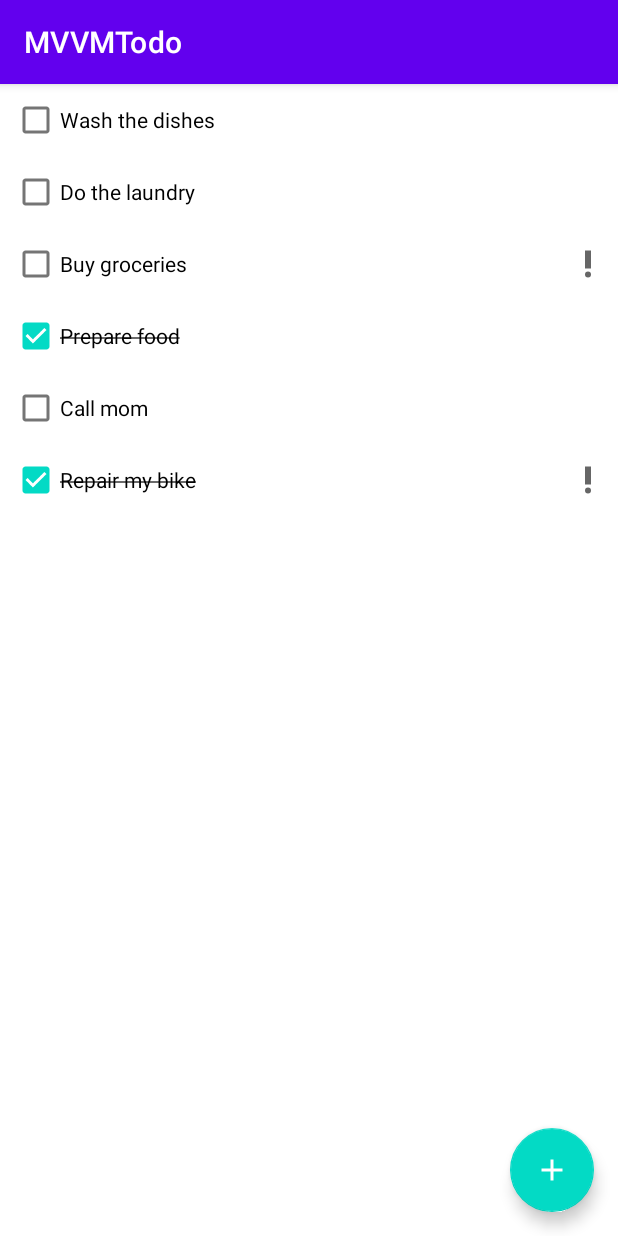
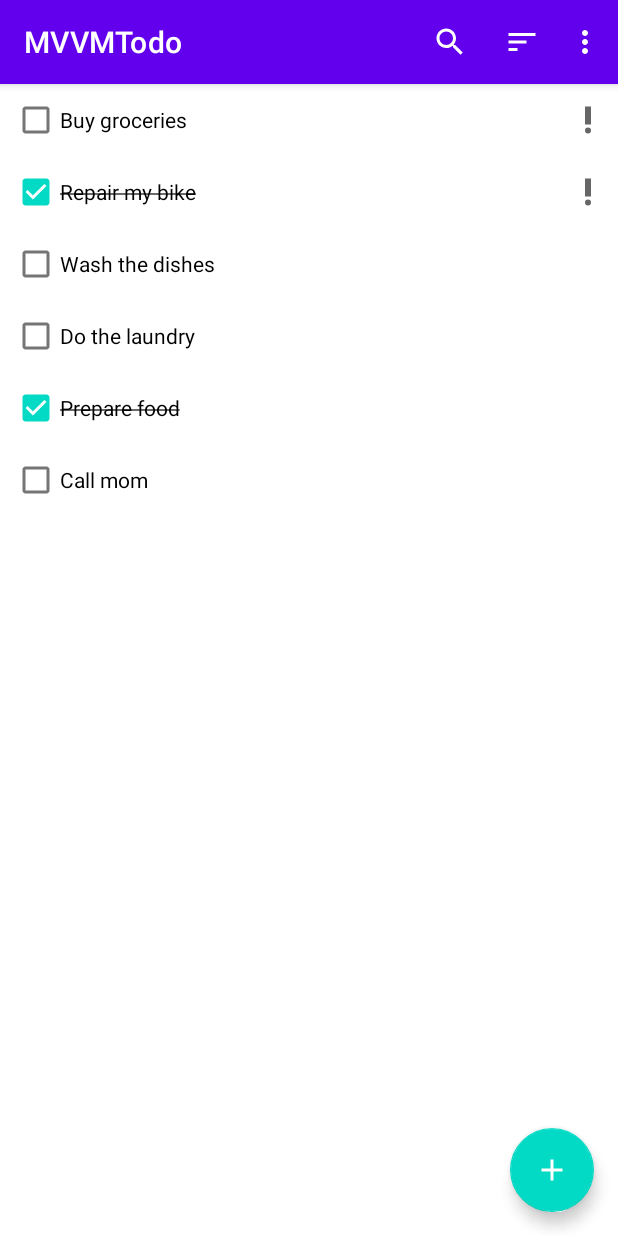
Before and after one commit to Valnati/TodoApp, an Android app: the screen it shows after launch (MainActivity), on a phone screen of 412 x 824 dp. Run offline under Robolectric (Android 15) with nearby library versions, the phone set to English and light mode, and no system bars; our stand-ins replace Dagger/Hilt's generated code, Room's generated code; libraries missing offline, so code that uses them is left out: androidx.hilt.lifecycle.

Commit message:
Added filter by search function, using SQLite query with flow swapping

```diff
--- a/app/src/main/java/com/codinginflow/mvvmtodo/data/TaskDao.kt
+++ b/app/src/main/java/com/codinginflow/mvvmtodo/data/TaskDao.kt
@@ -11,13 +11,14 @@ interface TaskDao {
     //thread will autosuspend as needed; no need to wait for insert to happen
     //suspend can be called from coroutine, or another suspend
 
-    //gotta mark the default query
-    @Query("SELECT * FROM task_table")
+    //gotta mark the default query, which now uses the searchQuery argument
+    @Query("SELECT * FROM task_table WHERE name LIKE '%' || :searchQuery || '%' ORDER BY important DESC")
+    // the || is an append in SQLite, so if query must be somewhere in the name
 
     //flow will be updated on each database change, and flow is itself suspended
     //make sure you get Kotlin.coroutines.Flow
     //livedata is another option, but for now this
-    fun getTasks(): Flow<List<Task>>
+    fun getTasks(searchQuery: String): Flow<List<Task>>
 
     @Insert(onConflict = OnConflictStrategy.REPLACE)
     suspend fun insert(task: Task)
--- a/app/src/main/java/com/codinginflow/mvvmtodo/ui/tasks/TasksFragment.kt
+++ b/app/src/main/java/com/codinginflow/mvvmtodo/ui/tasks/TasksFragment.kt
@@ -1,13 +1,18 @@
 package com.codinginflow.mvvmtodo.ui.tasks
 
 import android.os.Bundle
+import android.view.Menu
+import android.view.MenuInflater
+import android.view.MenuItem
 import android.view.View
 import android.widget.LinearLayout
+import androidx.appcompat.widget.SearchView
 import androidx.fragment.app.Fragment
 import androidx.fragment.app.viewModels
 import androidx.recyclerview.widget.LinearLayoutManager
 import com.codinginflow.mvvmtodo.R
 import com.codinginflow.mvvmtodo.databinding.FragmentTasksBinding
+import com.codinginflow.mvvmtodo.util.onQueryTextChanged
 import dagger.hilt.android.AndroidEntryPoint
 
 //unlike viewmodels or such, fragments use AndroidEntryPoint for injections
@@ -15,7 +20,7 @@ import dagger.hilt.android.AndroidEntryPoint
 class TasksFragment : Fragment(R.layout.fragment_tasks) {
     //this will be included too
     //viewModel is not destroyed on layout change, unlike fragments
-    private val viewModel : TasksViewModel by viewModels()
+    private val viewModel: TasksViewModel by viewModels()
 
     override fun onViewCreated(view: View, savedInstanceState: Bundle?) {
         super.onViewCreated(view, savedInstanceState)
@@ -38,5 +43,45 @@ class TasksFragment : Fragment(R.layout.fragment_tasks) {
             //send updated data to the adapter (it is the thing in question it seems)
             taskAdapter.submitList(it)
         }
+
+        setHasOptionsMenu(true)
+    }
+
+    override fun onCreateOptionsMenu(menu: Menu, inflater: MenuInflater) {
+        inflater.inflate(R.menu.menu_fragment_tasks, menu)
+
+        val searchItem = menu.findItem(R.id.action_search)
+        val searchView = searchItem.actionView as SearchView
+        //must cast this normal view into a searchView for androidx
+
+        //kotlin extension instead of loooong function
+        searchView.onQueryTextChanged {
+            viewModel.searchQuery.value = it
+        }
+    }
+
+    //case statement of when must return true, though it's not used
+    override fun onOptionsItemSelected(item: MenuItem): Boolean {
+        return when(item.itemId) {
+            R.id.action_sort_by_name -> {
+
+                true
+            }
+            R.id.action_sort_by_date_created -> {
+
+                true
+            }
+            R.id.action_hide_completed_tasks -> {
+                //flip the completed tasks with a logic toggle
+                item.isChecked = !item.isChecked
+                true
+            }
+            R.id.action_delete_all_completed_tasks -> {
+
+                true
+            }
+            //click is not handled; required
+            else -> super.onOptionsItemSelected(item)
+        }
     }
 }
--- a/app/src/main/java/com/codinginflow/mvvmtodo/ui/tasks/TasksViewModel.kt
+++ b/app/src/main/java/com/codinginflow/mvvmtodo/ui/tasks/TasksViewModel.kt
@@ -4,6 +4,8 @@ import androidx.hilt.lifecycle.ViewModelInject
 import androidx.lifecycle.ViewModel
 import androidx.lifecycle.asLiveData
 import com.codinginflow.mvvmtodo.data.TaskDao
+import kotlinx.coroutines.flow.MutableStateFlow
+import kotlinx.coroutines.flow.flatMapLatest
 
 class TasksViewModel @ViewModelInject constructor(
 //viewmodels have special inject but otherwise are the same
@@ -14,7 +16,19 @@ private val taskDao: TaskDao): ViewModel() {
     //livedata is lifecycle aware, so can sleep/wake with activity
     //no memory leaks or crashes
     //use flow below viewmodel, livedata at viewmodel for good results
-    val tasks = taskDao.getTasks().asLiveData()
+
+    //this allows for searches to be custom, holds single value as a flow
+    val searchQuery = MutableStateFlow("")
+
+    //when a value changes, execute and use the given value
+    //it will run the search query again and switch flows to new search, without
+    //stopping ovservation
+    private val tasksFlow = searchQuery.flatMapLatest {
+        taskDao.getTasks(it)
+    }
+
+    //now just watch that flow!
+    val tasks = tasksFlow.asLiveData()
 
 
 }
--- /dev/null
+++ b/app/src/main/java/com/codinginflow/mvvmtodo/util/ViewExt.kt
@@ -0,0 +1,26 @@
+package com.codinginflow.mvvmtodo.util
+
+import androidx.appcompat.widget.SearchView
+
+//this extension function subs for the longer one that is stock
+//passing another function in this custom one, which calls our below onQueryTextChange
+inline fun SearchView.onQueryTextChanged(crossinline listener: (String) -> Unit) {
+    this.setOnQueryTextListener(object : SearchView.OnQueryTextListener {
+        //this happens only on clicking submit button
+        //this code isn't relevant, so hide it in this file
+        override fun onQueryTextSubmit(query: String?): Boolean {
+            return true
+        }
+
+        //on any list change, refill in real time
+        override fun onQueryTextChange(newText: String?): Boolean {
+            //return whatever was inputted, or null if nothing
+            listener(newText.orEmpty())
+            return true
+        }
+    })
+}
+
+//the lambda is copied directly into the relevant function call on compile
+//so more efficient
+//crossinline is forcing that inner function to return, normally it's not allowed
--- /dev/null
+++ b/app/src/main/res/menu/menu_fragment_tasks.xml
@@ -0,0 +1,39 @@
+<?xml version="1.0" encoding="utf-8"?>
+<menu xmlns:android="http://schemas.android.com/apk/res/android"
+    xmlns:app="http://schemas.android.com/apk/res-auto">
+
+    <item
+        android:id="@+id/action_search"
+        android:icon="@drawable/ic_search"
+        android:title="@string/action_search"
+        app:actionViewClass="androidx.appcompat.widget.SearchView"
+        app:showAsAction="always|collapseActionView"/>
+
+    <item
+        android:icon="@drawable/ic_sort"
+        android:title="@string/action_sort"
+        app:showAsAction="always">
+
+        <menu>
+            <item
+                android:id="@+id/action_sort_by_name"
+                android:title="@string/action_sort_by_name"/>
+            <item
+                android:id="@+id/action_sort_by_date_created"
+                android:title="@string/action_sort_by_date_created"/>
+        </menu>
+    </item>
+
+    <item
+        android:id="@+id/action_hide_completed_tasks"
+        android:checkable="true"
+        android:title="@string/action_hide_completed"
+        app:showAsAction="never"/>
+    <item
+        android:id="@+id/action_delete_all_completed_tasks"
+        android:title="@string/action_delete_all_completed"
+        app:showAsAction="never"/>
+
+
+
+</menu>
--- a/app/src/main/res/values/strings.xml
+++ b/app/src/main/res/values/strings.xml
@@ -6,4 +6,10 @@
     <string name="default_item_contents">Example item</string>
     <string name="description_confirm">Confirm</string>
     <string name="content_description_priority_task">Priority Task</string>
+    <string name="action_search">Search</string>
+    <string name="action_sort">Sort</string>
+    <string name="action_sort_by_name">Sort by name</string>
+    <string name="action_sort_by_date_created">Sort by date created</string>
+    <string name="action_hide_completed">Hide completed</string>
+    <string name="action_delete_all_completed">Delete all completed</string>
 </resources>
```
